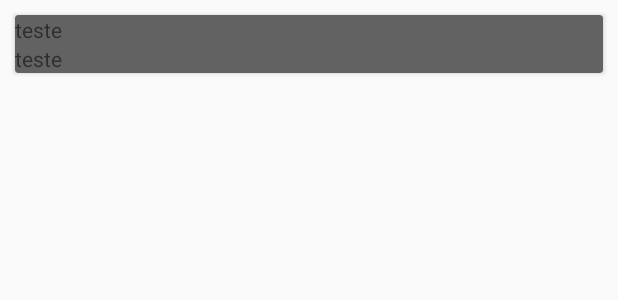
After one commit to ThailanDev/Marvel, an Android app: the layout recyclerview_shimmer_item.xml on its own in the app's theme, with its tools: preview values and no code run, on a phone screen of 412 x 824 dp. The commit adds this screen. Shown: the top 300 px of the screen. Run offline under Robolectric (Android 15) with nearby library versions, the phone set to English and light mode, and no system bars.

Commit message:
configurando o shimmer

```diff
--- a/gradle/libs.versions.toml
+++ b/gradle/libs.versions.toml
@@ -17,6 +17,7 @@ okhttpBomVersion = "3.4.1"
 koinCoreVersion = "3.5.3"
 timberVersion = "5.0.1"
 arrowCoreVersion = "1.2.0"
+shimmerVersion = "0.5.0"
 
 [libraries]
 
@@ -48,9 +49,9 @@ io-insert-koin-koin-androidx-workmanager = {group = "io.insert-koin", name = "ko
 io-insert-koin-koin-androidx-navigation = {group = "io.insert-koin", name = "koin-androidx-navigation", version.ref = "koinCoreVersion"}
 
 androidx-fragment-fragment-ktx = {group = "androidx.fragment", name = "fragment-ktx", version.ref = "fragmentKtxVersion"}
-com-squareup-okhttp3-okhttp-bom = {group = "com.squareup.okhttp3", name = "okhttp-bom", version.ref = "fragmentKtxVersion"}
 
 com-jakewharton-timber-timber = {group = "com.jakewharton.timber", name = "timber", version.ref = "timberVersion"}
+com-facebook-shimmer-shimmer = {group = "com.facebook.shimmer", name = "shimmer", version.ref = "shimmerVersion"}
 
 [bundles]
 
@@ -59,7 +60,8 @@ common = [
     "androidx-appcompat",
     "android-material",
     "androidx-constraintlayout",
-    "com-jakewharton-timber-timber"
+    "com-jakewharton-timber-timber",
+    "com-facebook-shimmer-shimmer"
 ]
 lifecycle = [
     "androidx-lifecycle-lifecycle-viewmodel-ktx",
--- a/list/src/main/java/com/example/list/ListFragment.kt
+++ b/list/src/main/java/com/example/list/ListFragment.kt
@@ -4,6 +4,7 @@ import android.os.Bundle
 import android.view.LayoutInflater
 import android.view.View
 import android.view.ViewGroup
+import androidx.core.view.isVisible
 import androidx.fragment.app.Fragment
 import com.example.core_android.network.api.model.characters.Character
 import com.example.list.databinding.FragmentListBinding
@@ -40,6 +41,10 @@ class ListFragment : Fragment() {
     }
 
     private fun isLoading(isLoading:Boolean) {
+        if(isLoading) binding.shimmer.startShimmer() else {
+            binding.shimmer.hideShimmer()
+        }
+        binding.shimmer.isVisible = isLoading
 
     }
 
--- a/list/src/main/java/com/example/list/ListViewModel.kt
+++ b/list/src/main/java/com/example/list/ListViewModel.kt
@@ -7,6 +7,7 @@ import androidx.lifecycle.viewModelScope
 import com.example.core_android.network.api.model.characters.CharacterDataWrapper
 import com.example.list.usecase.ListUseCase
 import kotlinx.coroutines.Dispatchers
+import kotlinx.coroutines.delay
 import kotlinx.coroutines.launch
 
 internal class ListViewModel(
@@ -34,7 +35,10 @@ internal class ListViewModel(
     }
 
     private fun isSuccess(data: CharacterDataWrapper?) {
-        _state.postValue(_state.value?.copy(data = data, isLoading = false) ?: _state.value)
+        viewModelScope.launch {
+            delay(5000)
+            _state.postValue(_state.value?.copy(data = data, isLoading = false))
+        }
     }
 
     internal data class ListState(
--- /dev/null
+++ b/list/src/main/res/layout/recyclerview_shimmer_item.xml
@@ -0,0 +1,37 @@
+<?xml version="1.0" encoding="utf-8"?>
+<LinearLayout xmlns:android="http://schemas.android.com/apk/res/android"
+    android:layout_width="match_parent"
+    xmlns:tools="http://schemas.android.com/tools"
+    android:layout_height="wrap_content">
+
+    <androidx.cardview.widget.CardView
+        android:layout_width="match_parent"
+        android:layout_margin="10dp"
+        android:backgroundTint="@color/gray"
+        android:layout_height="wrap_content">
+
+        <LinearLayout
+            android:layout_width="wrap_content"
+            android:orientation="vertical"
+            android:layout_height="wrap_content">
+
+            <TextView
+                android:id="@+id/item1"
+                android:layout_width="wrap_content"
+                tools:text="teste"
+                android:layout_height="wrap_content" />
+
+            <TextView
+                android:id="@+id/item2"
+                android:layout_width="wrap_content"
+                tools:text="teste"
+                android:layout_height="wrap_content" />
+
+
+        </LinearLayout>
+
+
+    </androidx.cardview.widget.CardView>
+
+
+</LinearLayout>
--- a/list/src/main/res/values/colors.xml
+++ b/list/src/main/res/values/colors.xml
@@ -2,4 +2,5 @@
 <resources>
     <color name="black">#FF000000</color>
     <color name="white">#FFFFFFFF</color>
+    <color name="gray">#626262</color>
 </resources>
```
Also changed, not shown: list/src/main/res/layout/fragment_list.xml (+30 -0 lines).
